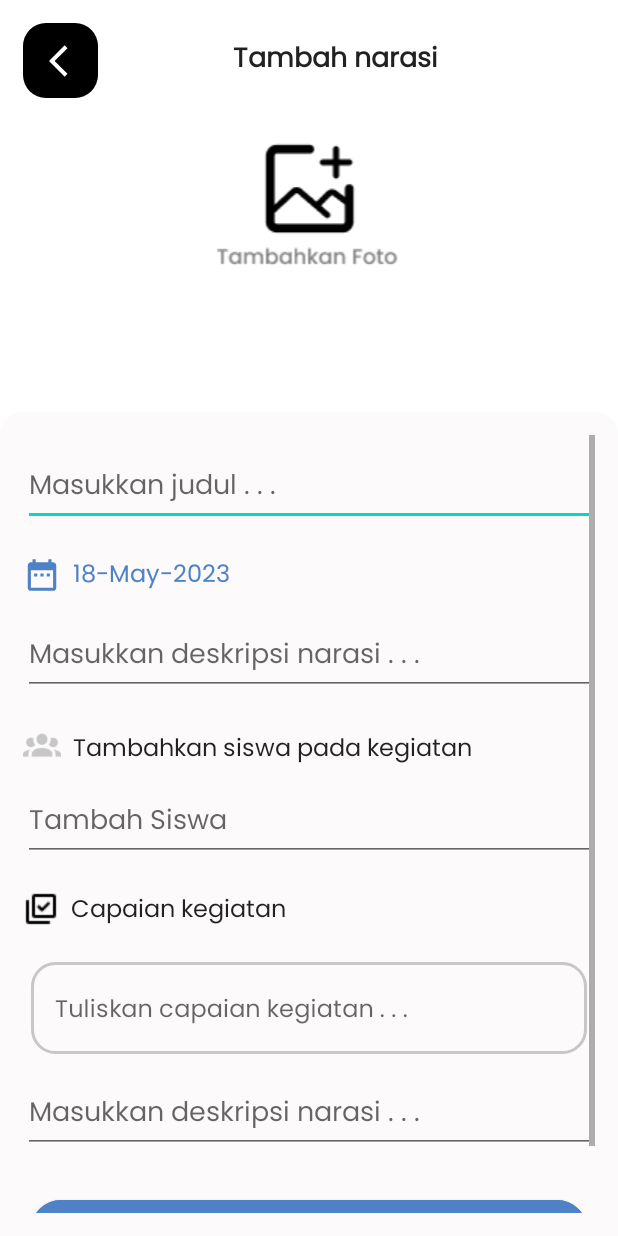
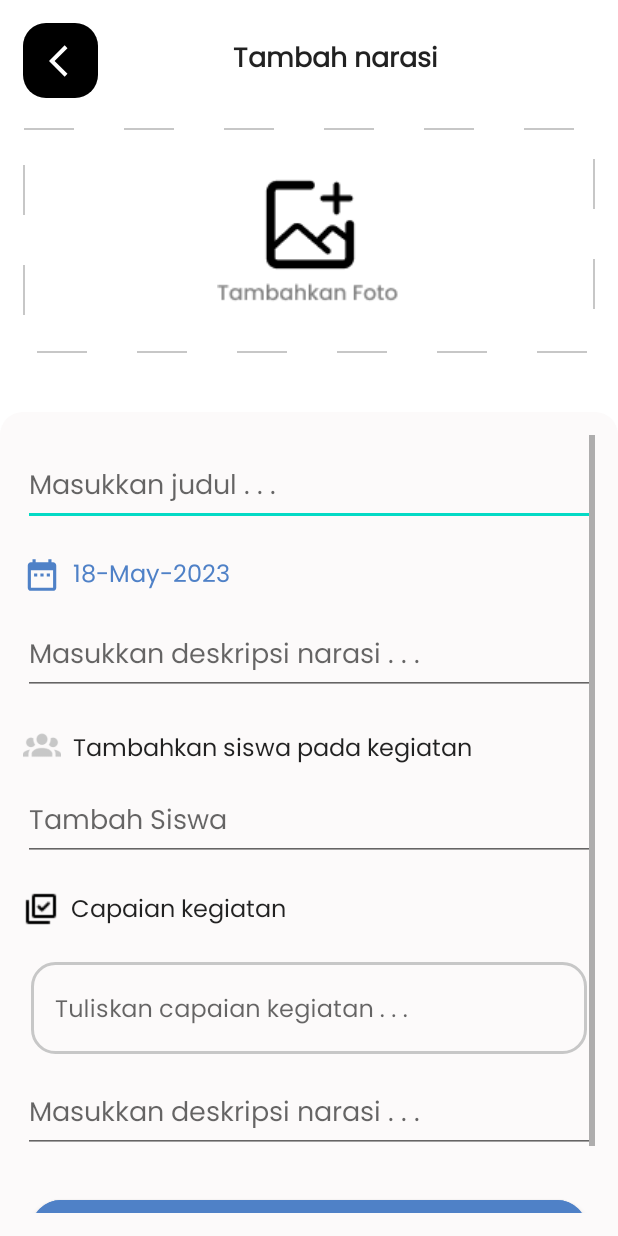
Before and after one commit to Faizalilham/SIPAUD, an Android app: the CreateUpdateAsesmentActivity screen opened directly, with no data from a screen before it, on a phone screen of 412 x 824 dp. Run offline under Robolectric (Android 15) with nearby library versions, the phone set to English and light mode, and no system bars; our stand-ins replace Dagger/Hilt's generated code; 1 statement that could not run was skipped.

Commit message:
Feature: Create asesment

```diff
--- /dev/null
+++ b/app/src/main/res/drawable/background_dashed.xml
@@ -0,0 +1,10 @@
+<?xml version="1.0" encoding="utf-8"?>
+<shape xmlns:android="http://schemas.android.com/apk/res/android"
+    android:shape="rectangle">
+
+    <stroke
+        android:color="@color/secondary_grey"
+        android:dashWidth="50px"
+        android:dashGap="50px"
+        android:width="1dp"/>
+</shape>
--- a/app/src/main/res/layout/activity_create_update_asesment.xml
+++ b/app/src/main/res/layout/activity_create_update_asesment.xml
@@ -55,13 +55,24 @@
        </LinearLayout>
 
 
-        <ImageView
-            android:id="@+id/image"
-            android:layout_width="match_parent"
-            android:layout_height="wrap_content"
-            android:layout_marginTop="@dimen/dp25"
-            android:src="@drawable/ic_image_sample"
-            android:contentDescription="@string/app_name"/>
+       <androidx.constraintlayout.widget.ConstraintLayout
+           android:layout_width="match_parent"
+           android:layout_height="150dp"
+           android:layout_marginTop="@dimen/dp20"
+           android:background="@drawable/background_dashed">
+
+           <ImageView
+               android:id="@+id/image"
+               android:layout_width="wrap_content"
+               android:layout_height="wrap_content"
+               android:src="@drawable/ic_image_sample"
+               app:layout_constraintBottom_toBottomOf="parent"
+               app:layout_constraintEnd_toEndOf="parent"
+               app:layout_constraintStart_toStartOf="parent"
+               app:layout_constraintTop_toTopOf="parent" />
+
+
+       </androidx.constraintlayout.widget.ConstraintLayout>
 
     </LinearLayout>
 
```
